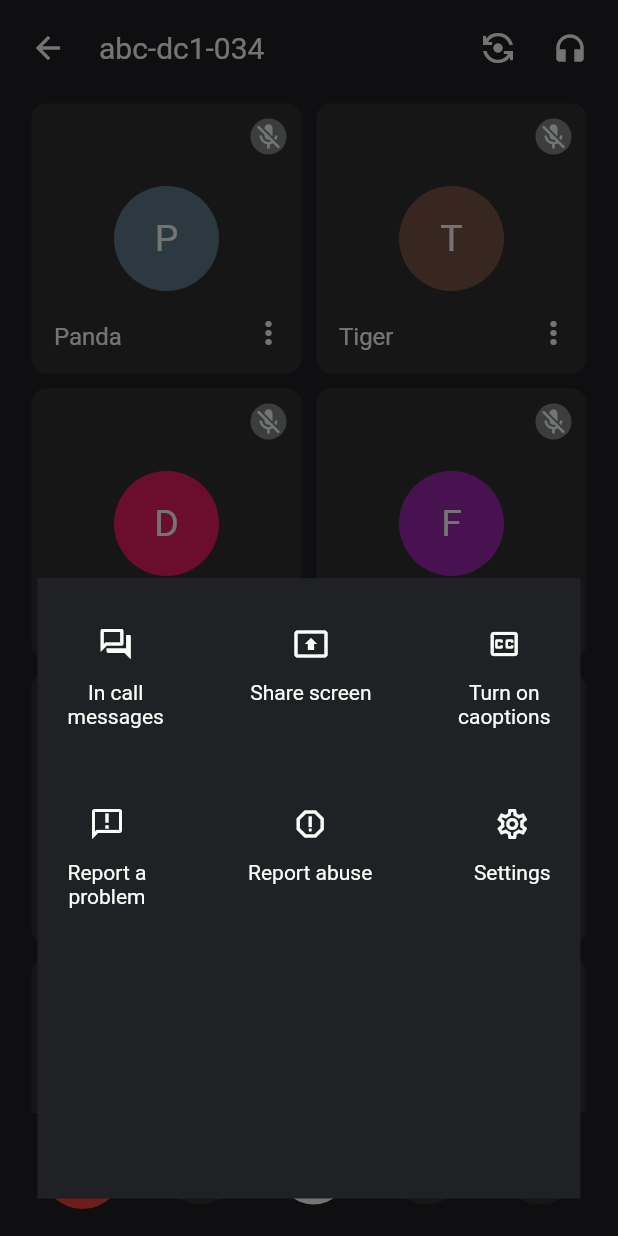
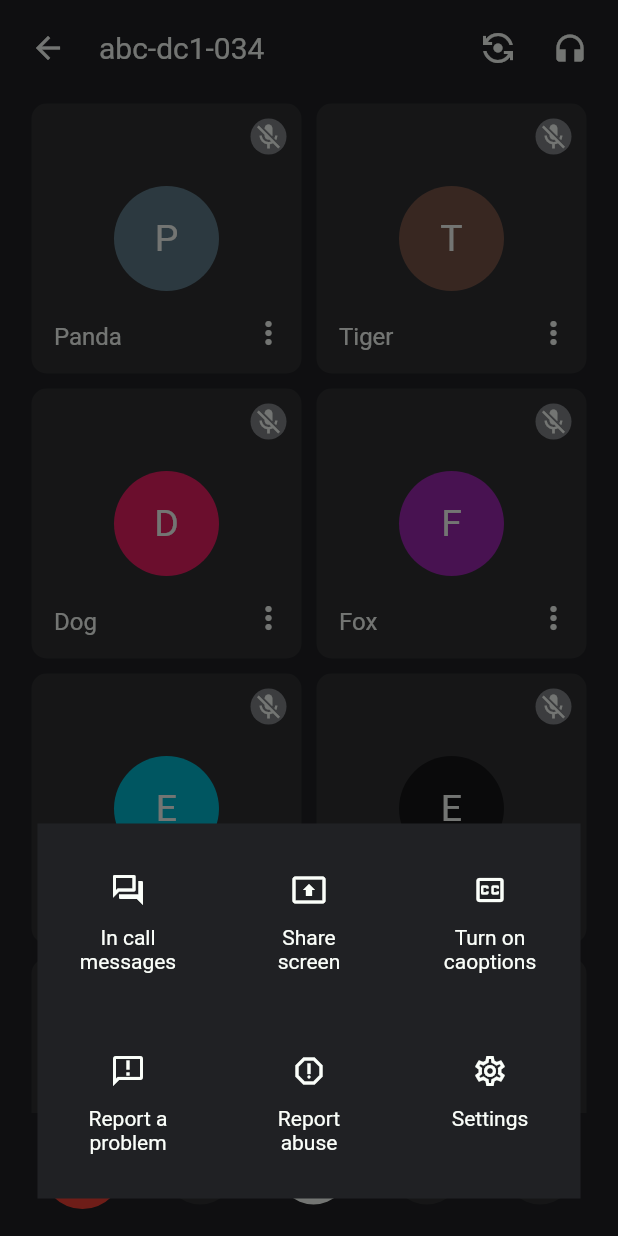
Before and after one commit to octoi/google-meet-clone, a Flutter app: the screen it shows after launch, after a tap on the "more vert" icon, on a phone screen of 412 x 824 dp. Run offline on Flutter 3.47's test engine with Material 2 defaults, Android fonts, the phone set to English and light mode, and no system bars.

Commit message:
bottom sheet

```diff
--- a/lib/widgets/utils.dart
+++ b/lib/widgets/utils.dart
@@ -16,15 +16,13 @@ class AppUtils extends StatelessWidget {
             padding: const EdgeInsets.all(25.0),
             child: Container(
               color: appPrimaryColor,
-              child: Column(
-                children: [
-                  Row(
-                    mainAxisAlignment: MainAxisAlignment.spaceBetween,
-                    crossAxisAlignment: CrossAxisAlignment.start,
+              height: 250.0,
+              child: GridView.count(
+                crossAxisCount: 3,
                 children: [
                   UtilIconButton(
                     icon: Icons.question_answer_outlined,
-                        title: "In call\nmessages",
+                    title: "In call messages",
                   ),
                   UtilIconButton(
                     icon: Icons.present_to_all_outlined,
@@ -32,17 +30,11 @@ class AppUtils extends StatelessWidget {
                   ),
                   UtilIconButton(
                     icon: Icons.closed_caption_outlined,
-                        title: "Turn on\ncaoptions",
+                    title: "Turn on caoptions",
                   ),
-                    ],
-                  ),
-                  Row(
-                    mainAxisAlignment: MainAxisAlignment.spaceBetween,
-                    crossAxisAlignment: CrossAxisAlignment.start,
-                    children: [
                   UtilIconButton(
                     icon: Icons.announcement_outlined,
-                        title: "Report a\nproblem",
+                    title: "Report a problem",
                   ),
                   UtilIconButton(
                     icon: Icons.report_outlined,
@@ -51,8 +43,6 @@ class AppUtils extends StatelessWidget {
                   UtilIconButton(
                     icon: Icons.settings_outlined,
                     title: "Settings",
-                      ),
-                    ],
                   ),
                 ],
               ),
```
Lines whose indentation alone changed are shown as unchanged.
